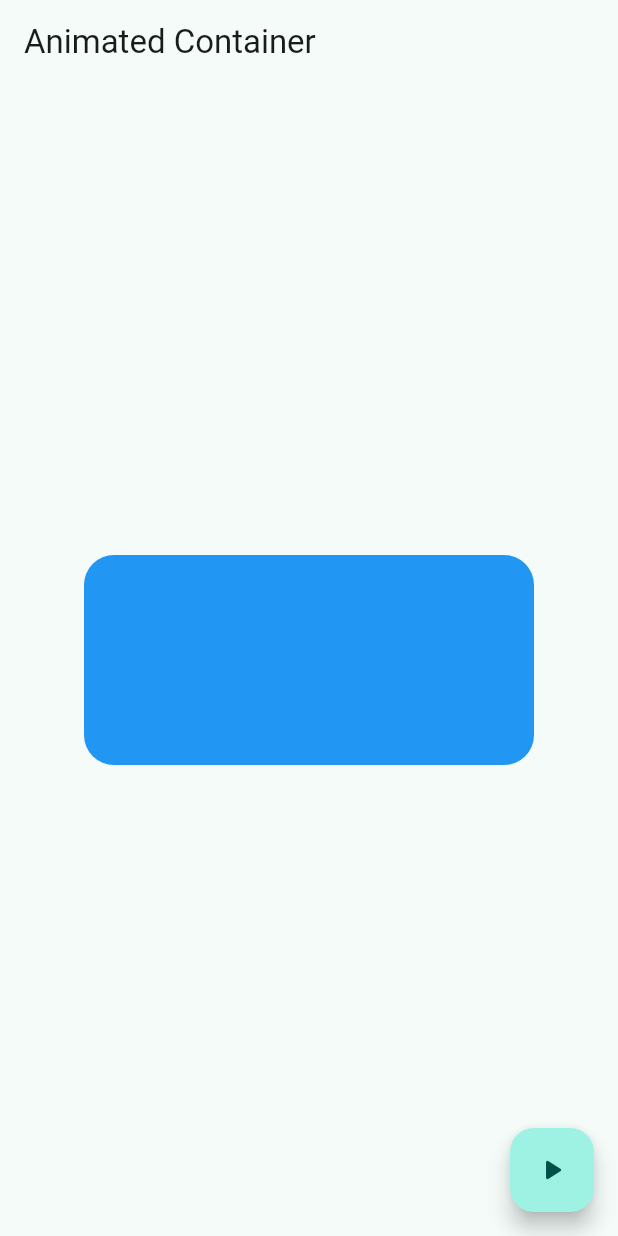
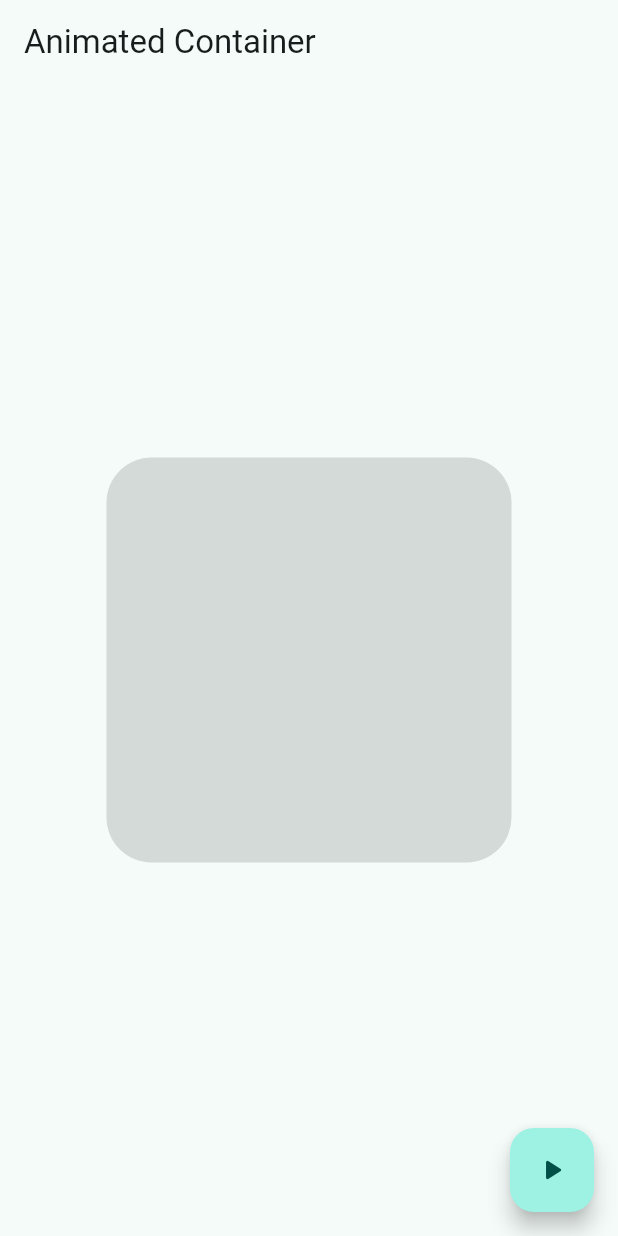
Before and after one commit to AFRT927/widgtes_app, a Flutter app: the AnimatedScreen screen opened by its route, after a tap on the "play arrow" icon, on a phone screen of 412 x 824 dp. Run offline on Flutter 3.47's test engine with Material 2 defaults, Android fonts, the phone set to English and light mode, and no system bars; our stand-ins replace go_router.

Commit message:
configuracion del widget <AnimatedContainer>

```diff
--- a/lib/presentation/screens/animated/animated_screen.dart
+++ b/lib/presentation/screens/animated/animated_screen.dart
@@ -1,9 +1,23 @@
+import 'dart:math' show Random;
+
 import 'package:flutter/material.dart';
+import 'package:widgets_app/config/theme/app_theme.dart';
 
-class AnimatedScreen extends StatelessWidget {
+class AnimatedScreen extends StatefulWidget {
 
   static const name = 'animated_screen';
   const AnimatedScreen({super.key});
+
+  @override
+  State<AnimatedScreen> createState() => _AnimatedScreenState();
+}
+
+class _AnimatedScreenState extends State<AnimatedScreen> {
+
+  double width = 50;
+  double height = 50;
+  Color color = Colors.indigo;
+  double borderRadius =10.0;
 
   @override
   Widget build(BuildContext context) {
@@ -14,17 +28,24 @@ class AnimatedScreen extends StatelessWidget {
       body: Center(
         child: AnimatedContainer(
           duration: const Duration(milliseconds: 400),
-          curve: Curves.easeOutCubic,
-          width: 300,
-          height: 140,
+          curve: Curves.bounceOut,
+          width: width,
+          height: height,
           decoration: BoxDecoration(
-            color: Colors.blue,
-            borderRadius: BorderRadius.circular(20)
+            color: color,
+            borderRadius: BorderRadius.circular(borderRadius)
           ),
         ),
       ),
       floatingActionButton: FloatingActionButton(
-        onPressed: (){},
+        onPressed: (){
+          setState(() {
+            width = Random().nextInt(300) * 1.0 + 50;
+            height = Random().nextInt(300) * 1.0 + 50;
+            color = Color.fromARGB(Random().nextInt(255), Random().nextInt(255), Random().nextInt(255), Random().nextInt(255));
+            borderRadius = Random().nextInt(100) * 1.0 + 10;
+          });
+        },
         child: const Icon(Icons.play_arrow_rounded),
         ),
     );
```
